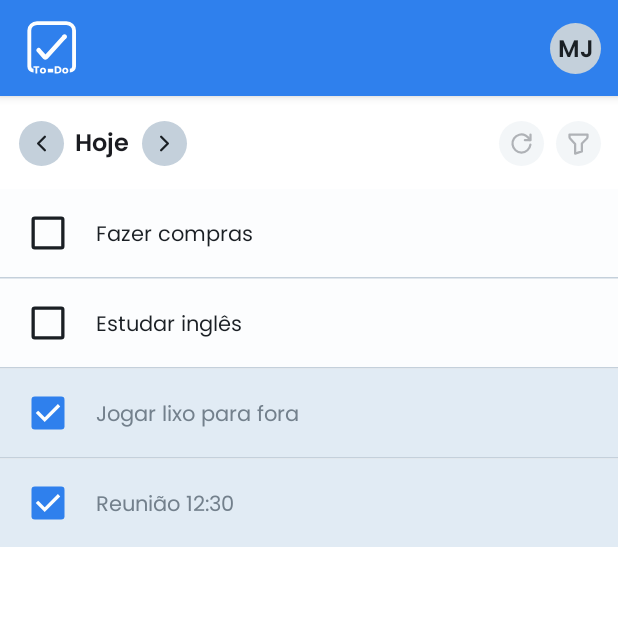
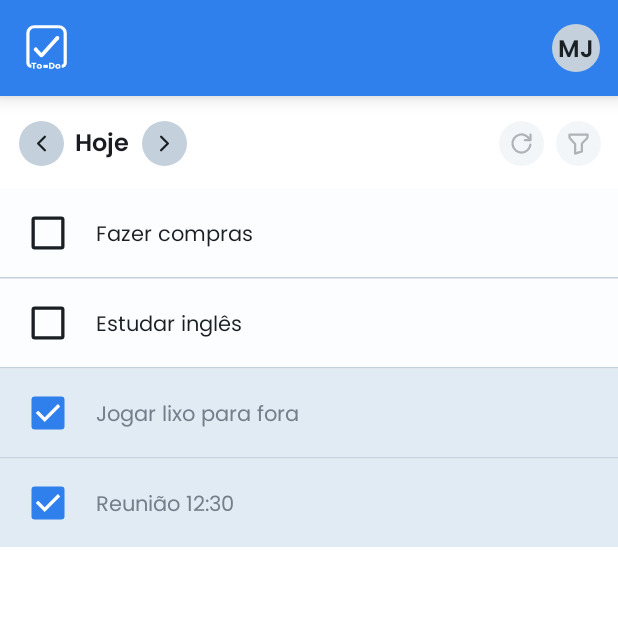
Before and after one commit to matheusjuan1/todolist-android, an Android app built with Jetpack Compose: the screen it shows after launch (MainActivity), on a phone screen of 412 x 824 dp, the top half of it. Run offline under Robolectric (Android 15) with nearby library versions, the phone set to English and light mode, and no system bars.

Commit message:
feat: Altera tamanho dos itens do topbar

```diff
--- a/app/src/main/java/br/com/matheusjuan/todolist/ui/components/button/TodoProfileButton.kt
+++ b/app/src/main/java/br/com/matheusjuan/todolist/ui/components/button/TodoProfileButton.kt
@@ -21,7 +21,7 @@ fun TodoProfileButton(
     sizeType: Int = 1, // 1 = Small, 2 = Large
     onClick: () -> Unit
 ) {
-    val size = if (sizeType == 1) 34.dp else 64.dp
+    val size = if (sizeType == 1) 32.dp else 64.dp
 
     Button(
         modifier = modifier.size(size),
--- a/app/src/main/java/br/com/matheusjuan/todolist/ui/components/topbar/TodoTopBar.kt
+++ b/app/src/main/java/br/com/matheusjuan/todolist/ui/components/topbar/TodoTopBar.kt
@@ -1,4 +1,5 @@
 package br.com.matheusjuan.todolist.ui.components.topbar
+
 
 import androidx.compose.foundation.layout.padding
 import androidx.compose.foundation.layout.size
@@ -24,10 +25,10 @@ fun TodoTopBar(
     onProfileClick: () -> Unit
 ) {
     TopAppBar(
-        modifier = Modifier.shadow(elevation = 4.dp),
+        modifier = Modifier.shadow(elevation = 8.dp),
         title = {
             Icon(
-                modifier = Modifier.size(36.dp),
+                modifier = Modifier.size(30.dp),
                 painter = painterResource(id = R.drawable.logo_todo),
                 contentDescription = stringResource(R.string.app_logo),
             )
```
